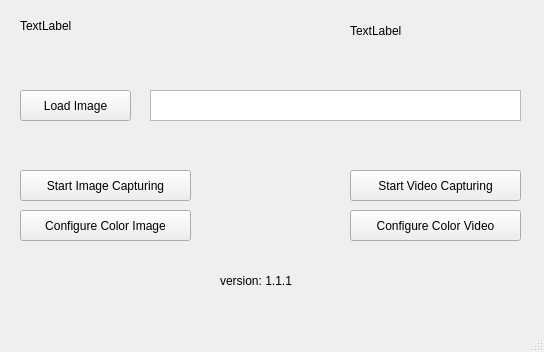
SiamMiri/RoboCup-SSLVision, file MainGui/form.ui: the form before one commit.
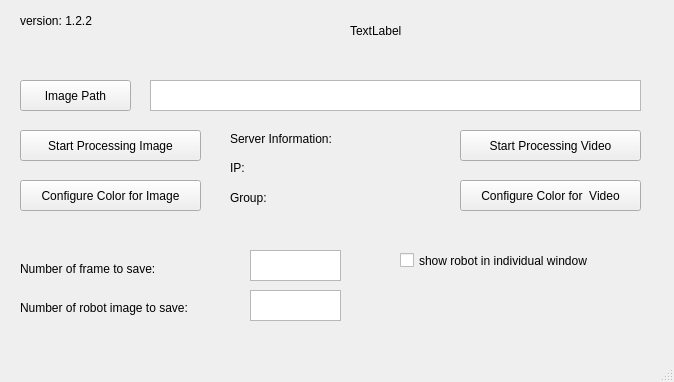
The form after the commit.

```diff
--- a/MainGui/form.ui
+++ b/MainGui/form.ui
@@ -6,14 +6,14 @@
    <rect>
     <x>0</x>
     <y>0</y>
-    <width>544</width>
-    <height>352</height>
+    <width>674</width>
+    <height>382</height>
    </rect>
   </property>
   <property name="maximumSize">
    <size>
-    <width>550</width>
-    <height>352</height>
+    <width>700</width>
+    <height>700</height>
    </size>
   </property>
   <property name="windowTitle">
@@ -33,77 +33,64 @@
      <string>TextLabel</string>
     </property>
    </widget>
-   <widget class="QLabel" name="lbl_Date">
-    <property name="geometry">
-     <rect>
-      <x>20</x>
-      <y>0</y>
-      <width>201</width>
-      <height>51</height>
-     </rect>
-    </property>
-    <property name="text">
-     <string>TextLabel</string>
-    </property>
-   </widget>
    <widget class="QPushButton" name="btn_LoadImageFile">
     <property name="geometry">
      <rect>
       <x>20</x>
-      <y>90</y>
+      <y>80</y>
       <width>111</width>
       <height>31</height>
      </rect>
     </property>
     <property name="text">
-     <string>Load Image</string>
+     <string>Image Path</string>
     </property>
    </widget>
    <widget class="QPushButton" name="btn_StartImageCapturing">
     <property name="geometry">
      <rect>
       <x>20</x>
-      <y>170</y>
-      <width>171</width>
+      <y>130</y>
+      <width>181</width>
       <height>31</height>
      </rect>
     </property>
     <property name="text">
-     <string>Start Image Capturing</string>
+     <string>Start Processing Image</string>
     </property>
    </widget>
    <widget class="QPushButton" name="btn_StartVideoCapturing">
     <property name="geometry">
      <rect>
-      <x>350</x>
-      <y>170</y>
-      <width>171</width>
+      <x>460</x>
+      <y>130</y>
+      <width>181</width>
       <height>31</height>
      </rect>
     </property>
     <property name="text">
-     <string>Start Video Capturing</string>
+     <string>Start Processing Video</string>
     </property>
    </widget>
    <widget class="QPushButton" name="btn_ImageColorConfiguration">
     <property name="geometry">
      <rect>
       <x>20</x>
-      <y>210</y>
-      <width>171</width>
+      <y>180</y>
+      <width>181</width>
       <height>31</height>
      </rect>
     </property>
     <property name="text">
-     <string>Configure Color Image</string>
+     <string>Configure Color for Image</string>
     </property>
    </widget>
    <widget class="QTextEdit" name="txt_FilePath">
     <property name="geometry">
      <rect>
       <x>150</x>
-      <y>90</y>
-      <width>371</width>
+      <y>80</y>
+      <width>491</width>
       <height>31</height>
      </rect>
     </property>
@@ -111,27 +98,125 @@
    <widget class="QLabel" name="lbl_version">
     <property name="geometry">
      <rect>
-      <x>220</x>
-      <y>270</y>
+      <x>20</x>
+      <y>10</y>
       <width>101</width>
       <height>21</height>
      </rect>
     </property>
     <property name="text">
-     <string>version: 1.1.1</string>
+     <string>version: 1.2.2</string>
     </property>
    </widget>
    <widget class="QPushButton" name="btn_VideoColorConfiguration">
     <property name="geometry">
      <rect>
-      <x>350</x>
-      <y>210</y>
-      <width>171</width>
+      <x>460</x>
+      <y>180</y>
+      <width>181</width>
       <height>31</height>
      </rect>
     </property>
     <property name="text">
-     <string>Configure Color Video</string>
+     <string>Configure Color for  Video</string>
+    </property>
+   </widget>
+   <widget class="QLabel" name="lbl_NumFrameToSave">
+    <property name="geometry">
+     <rect>
+      <x>20</x>
+      <y>260</y>
+      <width>181</width>
+      <height>17</height>
+     </rect>
+    </property>
+    <property name="text">
+     <string>Number of frame to save:</string>
+    </property>
+   </widget>
+   <widget class="QLabel" name="lbl_NumRoboImageToSave">
+    <property name="geometry">
+     <rect>
+      <x>20</x>
+      <y>300</y>
+      <width>221</width>
+      <height>16</height>
+     </rect>
+    </property>
+    <property name="text">
+     <string>Number of robot image to save:</string>
+    </property>
+   </widget>
+   <widget class="QTextEdit" name="txt_NumFrameToSave">
+    <property name="geometry">
+     <rect>
+      <x>250</x>
+      <y>250</y>
+      <width>91</width>
+      <height>31</height>
+     </rect>
+    </property>
+   </widget>
+   <widget class="QTextEdit" name="txt_NumRoboImageToSave">
+    <property name="geometry">
+     <rect>
+      <x>250</x>
+      <y>290</y>
+      <width>91</width>
+      <height>31</height>
+     </rect>
+    </property>
+   </widget>
+   <widget class="QCheckBox" name="checkBox_ShowRobotindividualWindow">
+    <property name="geometry">
+     <rect>
+      <x>400</x>
+      <y>250</y>
+      <width>241</width>
+      <height>21</height>
+     </rect>
+    </property>
+    <property name="text">
+     <string>show robot in individual window</string>
+    </property>
+   </widget>
+   <widget class="QLabel" name="lbl_ServerInformation">
+    <property name="geometry">
+     <rect>
+      <x>230</x>
+      <y>130</y>
+      <width>141</width>
+      <height>17</height>
+     </rect>
+    </property>
+    <property name="text">
+     <string>Server Information:</string>
+    </property>
+   </widget>
+   <widget class="QLabel" name="lbl_IP">
+    <property name="geometry">
+     <rect>
+      <x>230</x>
+      <y>160</y>
+      <width>201</width>
+      <height>16</height>
+     </rect>
+    </property>
+    <property name="text">
+     <string>IP:</string>
+    </property>
+   </widget>
+   <widget class="QLabel" name="lbl_Group">
+    <property name="geometry">
+     <rect>
+      <x>230</x>
+      <y>190</y>
+      <width>201</width>
+      <height>16</height>
+     </rect>
+    </property>
+    <property name="text">
+     <string>Group:</string>
     </property>
    </widget>
   </widget>
```
Left out of the diff: 2 changed lines with no effect on the pictures.
